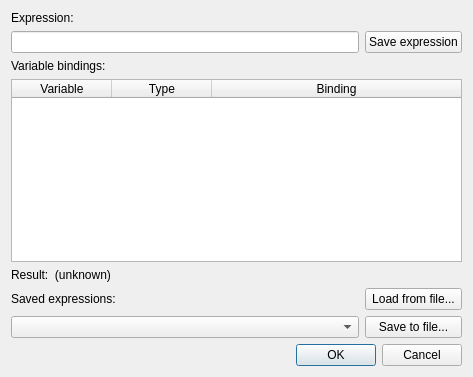
Old version of the form src/wiser/gui/ui_files/band_math.ui in the repository Ehlmann-research-group/WISER.
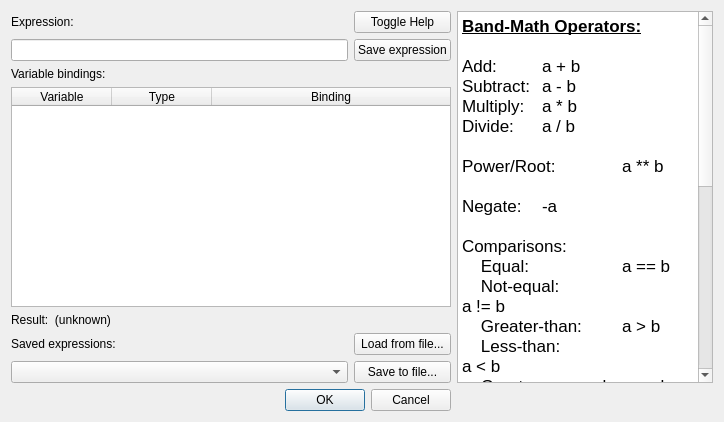
New version of the form.

Commit message:
Add help info to band-math dialog
The band-math dialog now has "help" information that can be toggled
visible or invisible in the dialog.

Also added some more comments to the band-math dialog implementation.

What changed in the file:
```diff
--- a/src/wiser/gui/ui_files/band_math.ui
+++ b/src/wiser/gui/ui_files/band_math.ui
@@ -6,15 +6,22 @@
    <rect>
     <x>0</x>
     <y>0</y>
-    <width>473</width>
-    <height>377</height>
+    <width>724</width>
+    <height>422</height>
    </rect>
   </property>
   <property name="windowTitle">
    <string>Band Math</string>
   </property>
-  <layout class="QGridLayout" name="gridLayout" rowstretch="0,0,0,0,0,0,0,0,0,0,0,0,0,0,0,0" columnstretch="1,0">
-   <item row="0" column="0" colspan="2">
+  <layout class="QGridLayout" name="gridLayout" rowstretch="0,0,0,0,0,0,0,0,0,0,0,0,0,0,0,0,0,0,0" columnstretch="1,0,0">
+   <item row="10" column="1">
+    <widget class="QPushButton" name="btn_load_saved_exprs">
+     <property name="text">
+      <string>Load from file...</string>
+     </property>
+    </widget>
+   </item>
+   <item row="3" column="0">
     <widget class="QLabel" name="lbl_math_expr">
      <property name="text">
       <string>Expression:</string>
@@ -24,41 +31,7 @@
      </property>
     </widget>
    </item>
-   <item row="5" column="0" colspan="2">
-    <widget class="QLabel" name="lbl_result_info">
-     <property name="text">
-      <string>Result:  (unknown)</string>
-     </property>
-     <property name="wordWrap">
-      <bool>true</bool>
-     </property>
-    </widget>
-   </item>
-   <item row="1" column="1">
-    <widget class="QPushButton" name="btn_add_to_saved">
-     <property name="text">
-      <string>Save expression</string>
-     </property>
-    </widget>
-   </item>
-   <item row="15" column="0" colspan="2">
-    <widget class="QDialogButtonBox" name="buttonBox">
-     <property name="orientation">
-      <enum>Qt::Horizontal</enum>
-     </property>
-     <property name="standardButtons">
-      <set>QDialogButtonBox::Cancel|QDialogButtonBox::Ok</set>
-     </property>
-    </widget>
-   </item>
-   <item row="2" column="0" colspan="2">
-    <widget class="QLabel" name="lbl_variables">
-     <property name="text">
-      <string>Variable bindings:</string>
-     </property>
-    </widget>
-   </item>
-   <item row="4" column="0" colspan="2">
+   <item row="7" column="0" colspan="2">
     <widget class="QTableWidget" name="tbl_variables">
      <attribute name="horizontalHeaderStretchLastSection">
       <bool>true</bool>
@@ -83,24 +56,10 @@
      </column>
     </widget>
    </item>
-   <item row="8" column="1">
-    <widget class="QPushButton" name="btn_save_saved_exprs">
-     <property name="text">
-      <string>Save to file...</string>
-     </property>
-    </widget>
-   </item>
-   <item row="8" column="0">
+   <item row="11" column="0">
     <widget class="QComboBox" name="cbox_saved_exprs"/>
    </item>
-   <item row="7" column="1">
-    <widget class="QPushButton" name="btn_load_saved_exprs">
-     <property name="text">
-      <string>Load from file...</string>
-     </property>
-    </widget>
-   </item>
-   <item row="7" column="0">
+   <item row="10" column="0">
     <widget class="QLabel" name="lbl_saved_exprs">
      <property name="text">
       <string>Saved expressions:</string>
@@ -110,9 +69,100 @@
      </property>
     </widget>
    </item>
-   <item row="1" column="0">
+   <item row="3" column="1">
+    <widget class="QPushButton" name="btn_toggle_help">
+     <property name="text">
+      <string>Toggle Help</string>
+     </property>
+    </widget>
+   </item>
+   <item row="4" column="1">
+    <widget class="QPushButton" name="btn_add_to_saved">
+     <property name="text">
+      <string>Save expression</string>
+     </property>
+    </widget>
+   </item>
+   <item row="4" column="0">
     <widget class="QLineEdit" name="ledit_expression"/>
    </item>
+   <item row="11" column="1">
+    <widget class="QPushButton" name="btn_save_saved_exprs">
+     <property name="text">
+      <string>Save to file...</string>
+     </property>
+    </widget>
+   </item>
+   <item row="3" column="2" rowspan="9">
+    <widget class="QTextEdit" name="tedit_bandmath_help">
+     <property name="readOnly">
+      <bool>true</bool>
+     </property>
+     <property name="html">
+      <string>&lt;!DOCTYPE HTML PUBLIC &quot;-//W3C//DTD HTML 4.0//EN&quot; &quot;http://www.w3.org/TR/REC-html40/strict.dtd&quot;&gt;
+&lt;html&gt;&lt;head&gt;&lt;meta name=&quot;qrichtext&quot; content=&quot;1&quot; /&gt;&lt;style type=&quot;text/css&quot;&gt;
+p, li { white-space: pre-wrap; }
+&lt;/style&gt;&lt;/head&gt;&lt;body style=&quot; font-family:'.AppleSystemUIFont'; font-size:13pt; font-weight:400; font-style:normal;&quot;&gt;
+&lt;p style=&quot; margin-top:0px; margin-bottom:0px; margin-left:0px; margin-right:0px; -qt-block-indent:0; text-indent:0px;&quot;&gt;&lt;span style=&quot; font-weight:600; text-decoration: underline;&quot;&gt;Band-Math Operators:&lt;/span&gt;&lt;/p&gt;
+&lt;p style=&quot;-qt-paragraph-type:empty; margin-top:0px; margin-bottom:0px; margin-left:0px; margin-right:0px; -qt-block-indent:0; text-indent:0px; font-weight:600; text-decoration: underline;&quot;&gt;&lt;br /&gt;&lt;/p&gt;
+&lt;p style=&quot; margin-top:0px; margin-bottom:0px; margin-left:0px; margin-right:0px; -qt-block-indent:0; text-indent:0px;&quot;&gt;Add:	a + b&lt;/p&gt;
+&lt;p style=&quot; margin-top:0px; margin-bottom:0px; margin-left:0px; margin-right:0px; -qt-block-indent:0; text-indent:0px;&quot;&gt;Subtract:	a - b&lt;/p&gt;
+&lt;p style=&quot; margin-top:0px; margin-bottom:0px; margin-left:0px; margin-right:0px; -qt-block-indent:0; text-indent:0px;&quot;&gt;Multiply:	a * b&lt;/p&gt;
+&lt;p style=&quot; margin-top:0px; margin-bottom:0px; margin-left:0px; margin-right:0px; -qt-block-indent:0; text-indent:0px;&quot;&gt;Divide:	a / b&lt;/p&gt;
+&lt;p style=&quot;-qt-paragraph-type:empty; margin-top:0px; margin-bottom:0px; margin-left:0px; margin-right:0px; -qt-block-indent:0; text-indent:0px;&quot;&gt;&lt;br /&gt;&lt;/p&gt;
+&lt;p style=&quot; margin-top:0px; margin-bottom:0px; margin-left:0px; margin-right:0px; -qt-block-indent:0; text-indent:0px;&quot;&gt;Power/Root:	a ** b&lt;/p&gt;
+&lt;p style=&quot;-qt-paragraph-type:empty; margin-top:0px; margin-bottom:0px; margin-left:0px; margin-right:0px; -qt-block-indent:0; text-indent:0px;&quot;&gt;&lt;br /&gt;&lt;/p&gt;
+&lt;p style=&quot; margin-top:0px; margin-bottom:0px; margin-left:0px; margin-right:0px; -qt-block-indent:0; text-indent:0px;&quot;&gt;Negate:	-a&lt;/p&gt;
+&lt;p style=&quot;-qt-paragraph-type:empty; margin-top:0px; margin-bottom:0px; margin-left:0px; margin-right:0px; -qt-block-indent:0; text-indent:0px;&quot;&gt;&lt;br /&gt;&lt;/p&gt;
+&lt;p style=&quot; margin-top:0px; margin-bottom:0px; margin-left:0px; margin-right:0px; -qt-block-indent:0; text-indent:0px;&quot;&gt;Comparisons:&lt;/p&gt;
+&lt;p style=&quot; margin-top:0px; margin-bottom:0px; margin-left:0px; margin-right:0px; -qt-block-indent:0; text-indent:0px;&quot;&gt;    Equal:		a == b&lt;/p&gt;
+&lt;p style=&quot; margin-top:0px; margin-bottom:0px; margin-left:0px; margin-right:0px; -qt-block-indent:0; text-indent:0px;&quot;&gt;    Not-equal:		a != b&lt;/p&gt;
+&lt;p style=&quot; margin-top:0px; margin-bottom:0px; margin-left:0px; margin-right:0px; -qt-block-indent:0; text-indent:0px;&quot;&gt;    Greater-than:	a &amp;gt; b&lt;/p&gt;
+&lt;p style=&quot; margin-top:0px; margin-bottom:0px; margin-left:0px; margin-right:0px; -qt-block-indent:0; text-indent:0px;&quot;&gt;    Less-than:		a &amp;lt; b&lt;/p&gt;
+&lt;p style=&quot; margin-top:0px; margin-bottom:0px; margin-left:0px; margin-right:0px; -qt-block-indent:0; text-indent:0px;&quot;&gt;    Greater-or-equal:	a &amp;gt;= b&lt;/p&gt;
+&lt;p style=&quot; margin-top:0px; margin-bottom:0px; margin-left:0px; margin-right:0px; -qt-block-indent:0; text-indent:0px;&quot;&gt;    Less-or-equal:	a &amp;lt;= b&lt;/p&gt;
+&lt;p style=&quot;-qt-paragraph-type:empty; margin-top:0px; margin-bottom:0px; margin-left:0px; margin-right:0px; -qt-block-indent:0; text-indent:0px;&quot;&gt;&lt;br /&gt;&lt;/p&gt;
+&lt;p style=&quot; margin-top:0px; margin-bottom:0px; margin-left:0px; margin-right:0px; -qt-block-indent:0; text-indent:0px;&quot;&gt;Standard operator precedence rules apply.  Use parentheses to specify the order of evaluation.&lt;/p&gt;
+&lt;p style=&quot; margin-top:0px; margin-bottom:0px; margin-left:0px; margin-right:0px; -qt-block-indent:0; text-indent:0px;&quot;&gt;    3 * 2 + 4 = 10&lt;/p&gt;
+&lt;p style=&quot; margin-top:0px; margin-bottom:0px; margin-left:0px; margin-right:0px; -qt-block-indent:0; text-indent:0px;&quot;&gt;    3 * (2 + 4) = 18&lt;/p&gt;
+&lt;p style=&quot;-qt-paragraph-type:empty; margin-top:0px; margin-bottom:0px; margin-left:0px; margin-right:0px; -qt-block-indent:0; text-indent:0px;&quot;&gt;&lt;br /&gt;&lt;/p&gt;
+&lt;p style=&quot; margin-top:0px; margin-bottom:0px; margin-left:0px; margin-right:0px; -qt-block-indent:0; text-indent:0px;&quot;&gt;&lt;span style=&quot; font-weight:600; text-decoration: underline;&quot;&gt;Variables and Functions:&lt;/span&gt;&lt;/p&gt;
+&lt;p style=&quot;-qt-paragraph-type:empty; margin-top:0px; margin-bottom:0px; margin-left:0px; margin-right:0px; -qt-block-indent:0; text-indent:0px;&quot;&gt;&lt;br /&gt;&lt;/p&gt;
+&lt;p style=&quot; margin-top:0px; margin-bottom:0px; margin-left:0px; margin-right:0px; -qt-block-indent:0; text-indent:0px;&quot;&gt;Variable and function names must start with a letter, and may only include letters, numbers and underscore &amp;quot;_&amp;quot;.&lt;/p&gt;
+&lt;p style=&quot;-qt-paragraph-type:empty; margin-top:0px; margin-bottom:0px; margin-left:0px; margin-right:0px; -qt-block-indent:0; text-indent:0px;&quot;&gt;&lt;br /&gt;&lt;/p&gt;
+&lt;p style=&quot; margin-top:0px; margin-bottom:0px; margin-left:0px; margin-right:0px; -qt-block-indent:0; text-indent:0px;&quot;&gt;TODO:  Function calls.&lt;/p&gt;
+&lt;p style=&quot;-qt-paragraph-type:empty; margin-top:0px; margin-bottom:0px; margin-left:0px; margin-right:0px; -qt-block-indent:0; text-indent:0px;&quot;&gt;&lt;br /&gt;&lt;/p&gt;
+&lt;p style=&quot; margin-top:0px; margin-bottom:0px; margin-left:0px; margin-right:0px; -qt-block-indent:0; text-indent:0px;&quot;&gt;TODO:  List of built-in functions.&lt;/p&gt;&lt;/body&gt;&lt;/html&gt;</string>
+     </property>
+    </widget>
+   </item>
+   <item row="18" column="0" colspan="2">
+    <widget class="QDialogButtonBox" name="buttonBox">
+     <property name="orientation">
+      <enum>Qt::Horizontal</enum>
+     </property>
+     <property name="standardButtons">
+      <set>QDialogButtonBox::Cancel|QDialogButtonBox::Ok</set>
+     </property>
+    </widget>
+   </item>
+   <item row="5" column="0" rowspan="2" colspan="2">
+    <widget class="QLabel" name="lbl_variables">
+     <property name="text">
+      <string>Variable bindings:</string>
+     </property>
+    </widget>
+   </item>
+   <item row="8" column="0" rowspan="2" colspan="2">
+    <widget class="QLabel" name="lbl_result_info">
+     <property name="text">
+      <string>Result:  (unknown)</string>
+     </property>
+     <property name="wordWrap">
+      <bool>true</bool>
+     </property>
+    </widget>
+   </item>
   </layout>
  </widget>
  <tabstops>
```
Left out of the diff: 2 changed lines with no effect on the pictures. The commit also changes 1 other file.
